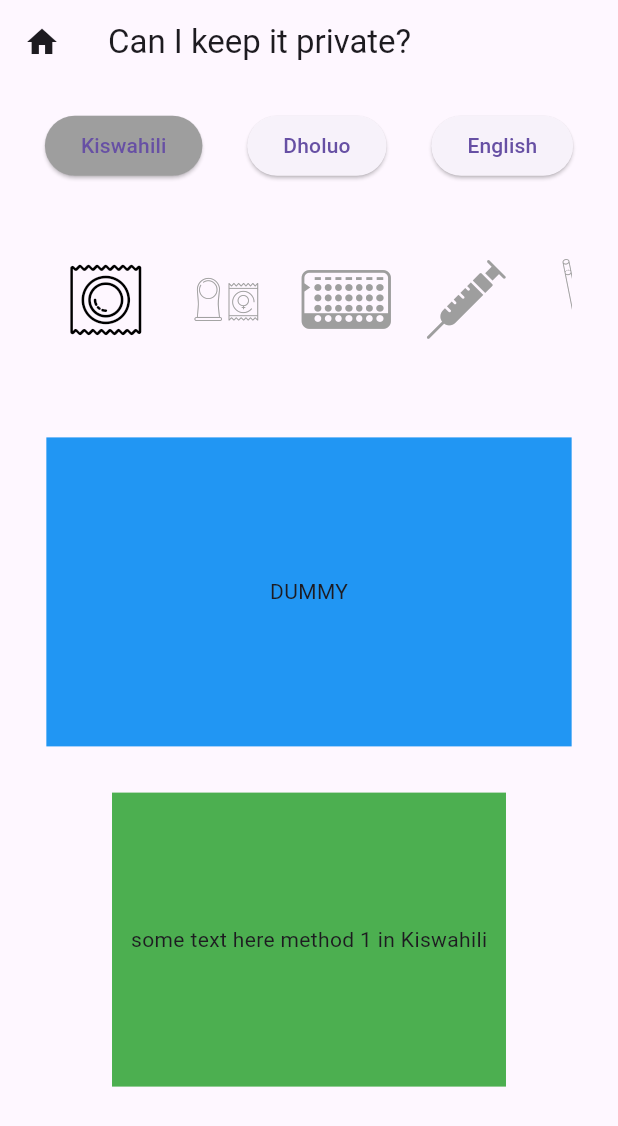
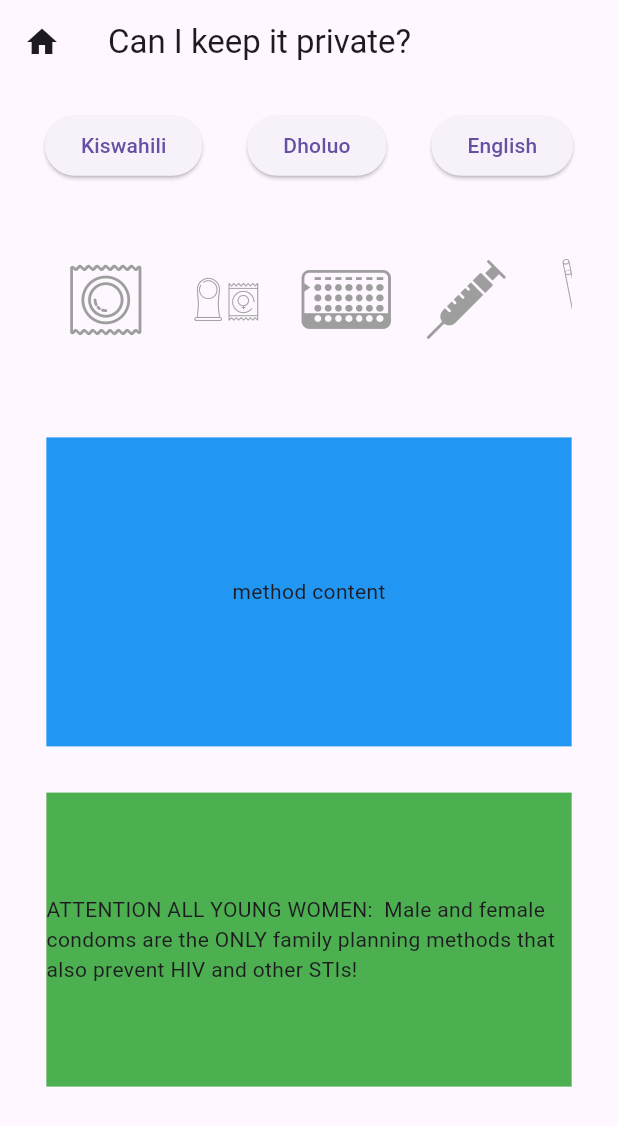
Before and after one commit to ariel-fu/Mara, a Flutter app: the TimePage screen opened by its route, on a phone screen of 412 x 824 dp. Shown: the top 1126 px of the screen. Run offline on Flutter 3.47's test engine with Material 3 defaults, Android fonts, the phone set to English and light mode, and no system bars; our stand-ins replace flip_card, flutter_svg, just_audio, video_player; missing offline and left inert: excel.

```diff
--- a/mara_app/lib/time_page.dart
+++ b/mara_app/lib/time_page.dart
@@ -9,40 +9,24 @@ class TimePage extends StatefulWidget {
 }
 
 class _TimePageState extends State<TimePage> {
-  Widget methodContent = Text('DUMMY');
-  int methodIndex = 0; // Index of the selected icon button, 0 for default
-  int languageIndex = 0; // similar indexing for language
+  Widget methodContent = Text('method content');
+  String videoAsset1 = 'funnyCat.mp4';
+  String videoTitle1 = 'Video 1 Language Not Selected';
+  String videoAsset2 = 'funnyCat2.mp4';
+  String videoTitle2 = 'Video 2 Language Not Selected';
+
+  int methodIndex = -1; // Index of the selected icon button, -1 for none
+  int languageIndex = -1; // similar indexing for language
   final languages = ["Kiswahili", "Dholuo", "English"];
+  final content = [
+    "method 1",
+    "method 2",
+    "method 3",
+    "method 4",
+    "method 5",
+    "method 6"
+  ];
 
-  final Map<String, List<String>> contentDescriptionMap = {
-    "Kiswahili": [
-      "method 1 in Kiswahili",
-      "method 2 in Kiswahili",
-      "method 3 in Kiswahili",
-      "method 4 in Kiswahili",
-      "method 5 in Kiswahili",
-      "method 6 in Kiswahili",
-      "method 7 in Kiswahili"
-    ],
-    "Dholuo": [
-      "method 1 in Dholuo",
-      "method 2 in Dholuo",
-      "method 3 in Dholuo",
-      "method 4 in Dholuo",
-      "method 5 in Dholuo",
-      "method 6 in Dholuo",
-      "method 7 in Dholuo"
-    ],
-    "English": [
-      "method 1 in English",
-      "method 2 in English",
-      "method 3 in English",
-      "method 4 in English",
-      "method 5 in English",
-      "method 6 in English",
-      "method 7 in English"
-    ],
-  };
 
   @override
   Widget build(BuildContext context) {
@@ -154,12 +138,12 @@ class _TimePageState extends State<TimePage> {
                 ),
                 // SizedBox(height: 10.0),
                 Container(
-                  width: boxWidth * 0.75,
-                  height: availableHeight * 0.25 - 10,
-                  color: Colors.green,
-                  child: Center(
-                    child: buildSecondaryContext(),
-                  ),
+                      width: boxWidth,
+                      height: availableHeight * 0.25 - 10,
+                      color: Colors.green,
+                      child: Center(
+                        child: Text('ATTENTION ALL YOUNG WOMEN:  Male and female condoms are the ONLY family planning methods that also prevent HIV and other STIs!'),
+                      ),
                 ),
               ],
             ),
```
Also changed, not shown: mara_app/lib/pattern_page.dart (+32 -34 lines), mara_app/lib/template.dart (+38 -28 lines), mara_app/lib/video.dart (+5 -13 lines).
